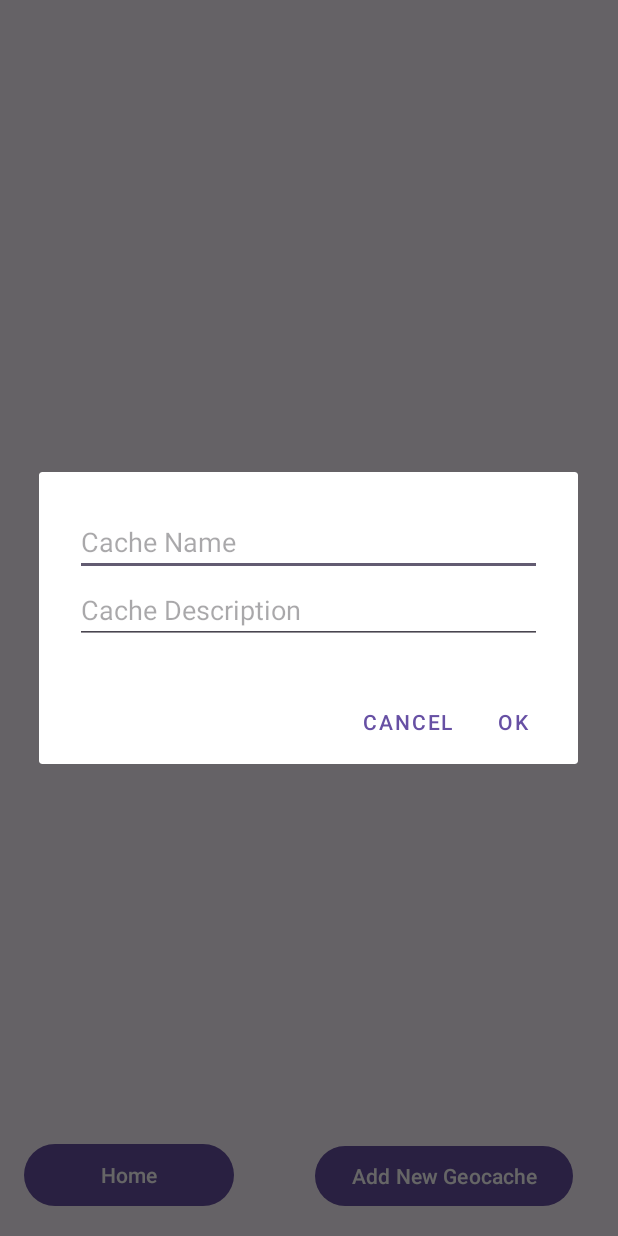
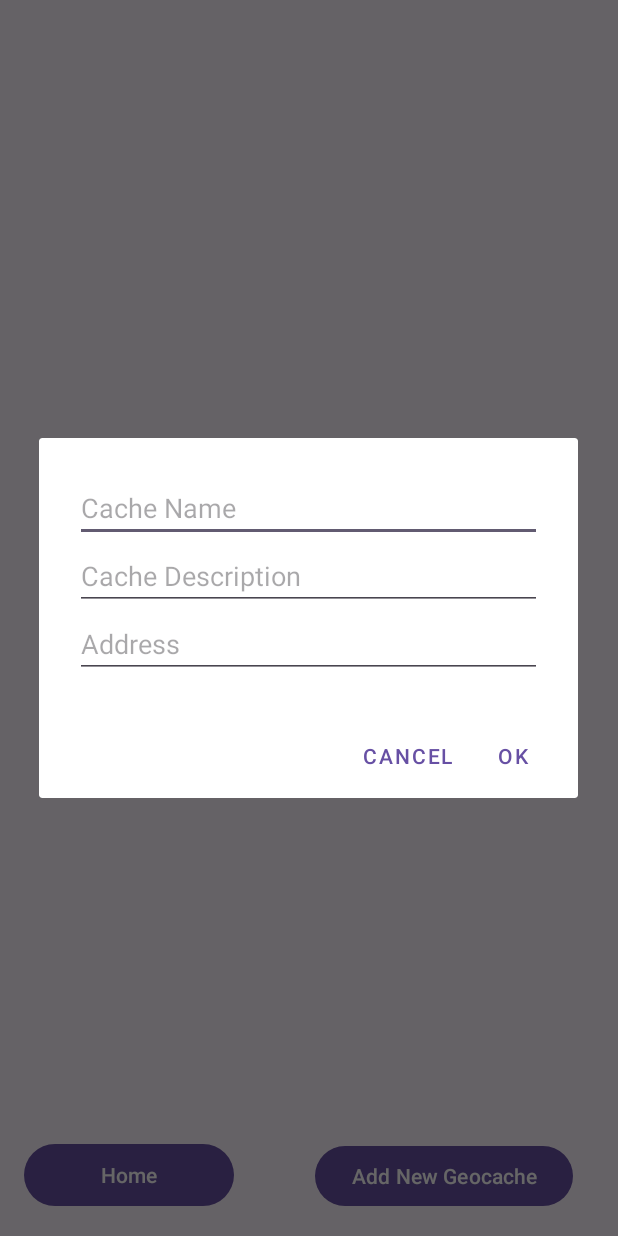
Before and after one commit to MercuryAtom31/GeoCache-Explore-Android-Application, an Android app: the CacheListFragment screen opened through its navigation route, after a tap on "Add New Geocache", on a phone screen of 412 x 824 dp. Run offline under Robolectric (Android 15) with nearby library versions, the phone set to English and light mode, and no system bars.

```diff
--- a/app/src/main/java/com/example/geocacheexploreandroidapplication/CacheListFragment.kt
+++ b/app/src/main/java/com/example/geocacheexploreandroidapplication/CacheListFragment.kt
@@ -1,6 +1,6 @@
 package com.example.geocacheexploreandroidapplication
 
-import AddCacheDialogFragment
+import com.example.geocacheexploreandroidapplication.AddCacheDialogFragment
 import android.os.Bundle
 import android.view.LayoutInflater
 import android.view.View
@@ -54,7 +54,7 @@ class CacheListFragment : Fragment(), AddCacheDialogFragment.AddCacheDialogListe
     private fun showAddCacheDialog() {
         val dialog = AddCacheDialogFragment()
         dialog.setTargetFragment(this, 0)
-        dialog.show(parentFragmentManager, "AddCacheDialogFragment")
+        dialog.show(parentFragmentManager, "com.example.geocacheexploreandroidapplication.AddCacheDialogFragment")
     }
 
     override fun onDialogPositiveClick(cache: Geocache) {
--- a/app/src/main/java/com/example/geocacheexploreandroidapplication/Geocache.kt
+++ b/app/src/main/java/com/example/geocacheexploreandroidapplication/Geocache.kt
@@ -6,8 +6,8 @@ import kotlinx.parcelize.Parcelize
 
 @Parcelize
 data class Geocache(
-    //val id: String,
+    val id: Int? = null,
     val name: String,
-    val description: String
-//    val location: String
+    val description: String,
+    val address: String
 ) : Parcelable
--- a/app/src/main/res/layout/add_cache_dialog.xml
+++ b/app/src/main/res/layout/add_cache_dialog.xml
@@ -20,12 +20,13 @@
         android:autofillHints="Location Could be an Address"
         android:inputType="text" />
 
-    <!-- Field for location coordinates? -->
+    <!-- Field for location -->
 
-<!--    <EditText-->
-<!--        android:id="@+id/editTextCacheLocation"-->
-<!--        android:layout_width="match_parent"-->
-<!--        android:layout_height="wrap_content"-->
-<!--        android:hint="@string/cache_location" />-->
+    <EditText
+        android:id="@+id/editTextCacheAddress"
+        android:layout_width="match_parent"
+        android:layout_height="wrap_content"
+        android:hint="@string/address_hint"
+        android:inputType="textPostalAddress" />
 
 </LinearLayout>
--- a/app/src/main/res/values/strings.xml
+++ b/app/src/main/res/values/strings.xml
@@ -10,4 +10,5 @@
     <string name="cache_description">Cache Description</string>
     <string name="cache_location">Cache Location</string>
     <string name="back_to_landing_page">Home</string>
+    <string name="address_hint">Address</string>
 </resources>
```
Also changed, not shown: app/src/main/java/com/example/geocacheexploreandroidapplication/AddCacheDialogFragment.kt (+5 -3 lines), app/src/main/java/com/example/geocacheexploreandroidapplication/CacheList.kt (+4 -4 lines), app/src/main/java/com/example/geocacheexploreandroidapplication/DatabaseHelper.kt (added, +78 -0 lines).
